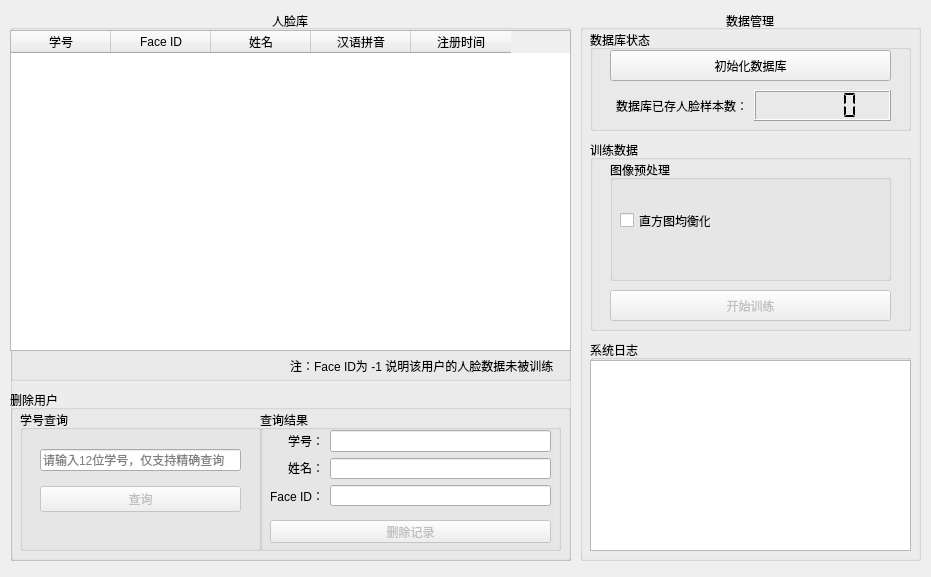
Old version of the form code/faceRecognition/ui/DataManage.ui in the repository RachelWealth/IoT-course-practice.
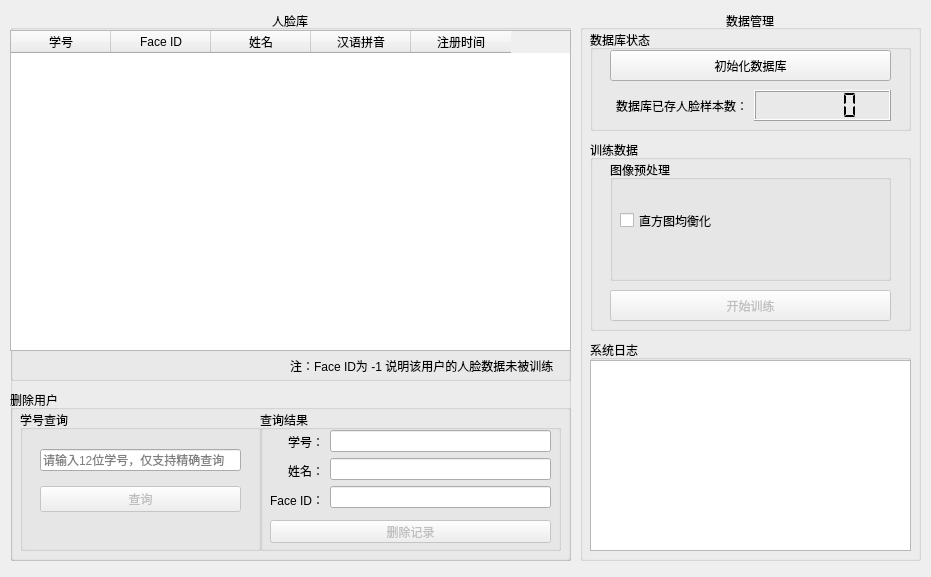
New version of the form.

The edit to the form file:
```diff
--- a/code/faceRecognition/ui/DataManage.ui
+++ b/code/faceRecognition/ui/DataManage.ui
@@ -112,7 +112,7 @@
        <rect>
         <x>10</x>
         <y>40</y>
-        <width>91</width>
+        <width>121</width>
         <height>41</height>
        </rect>
       </property>
@@ -274,7 +274,7 @@
         <x>10</x>
         <y>20</y>
         <width>281</width>
-        <height>76</height>
+        <height>81</height>
        </rect>
       </property>
       <layout class="QHBoxLayout" name="infoHorizontalLayout">
```
